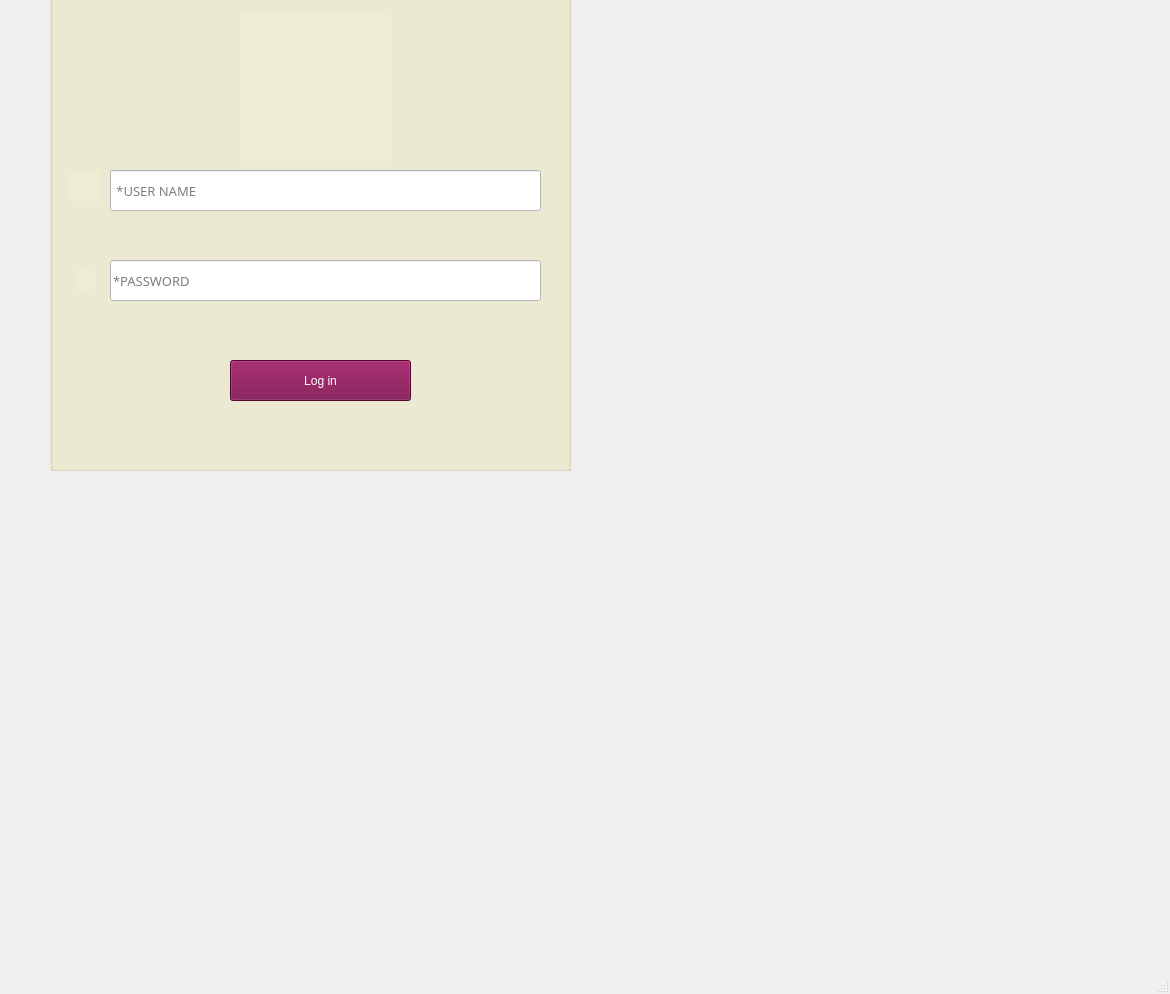
The window that UILogin/LoginEmployee.ui (Minhtri-hub/ktlt_final) describes before a commit, drawn with Qt 5.
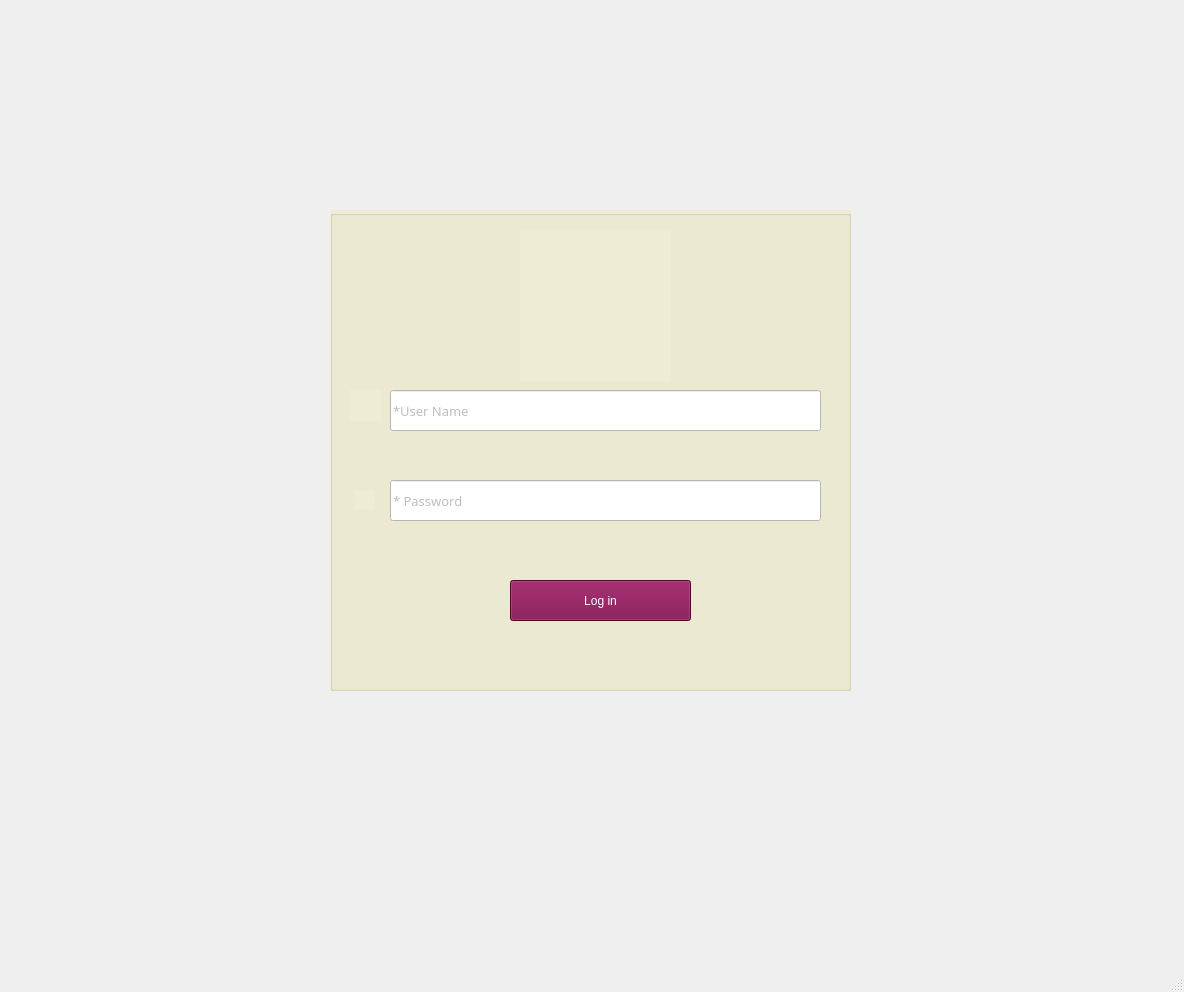
The same window after the commit. Icons and pictures are not drawn.

Patch:
```diff
--- a/UILogin/LoginEmployee.ui
+++ b/UILogin/LoginEmployee.ui
@@ -6,8 +6,8 @@
    <rect>
     <x>0</x>
     <y>0</y>
-    <width>1170</width>
-    <height>994</height>
+    <width>1184</width>
+    <height>992</height>
    </rect>
   </property>
   <property name="windowTitle">
@@ -17,8 +17,8 @@
    <widget class="QGroupBox" name="groupBox">
     <property name="geometry">
      <rect>
-      <x>50</x>
-      <y>-10</y>
+      <x>330</x>
+      <y>210</y>
       <width>521</width>
       <height>481</height>
      </rect>
@@ -52,7 +52,10 @@
 background-color: rgb(255, 255, 255);</string>
      </property>
      <property name="text">
-      <string> *USER NAME</string>
+      <string/>
+     </property>
+     <property name="placeholderText">
+      <string>*User Name</string>
      </property>
     </widget>
     <widget class="QLineEdit" name="lineEditPasswordEmployee">
@@ -75,7 +78,10 @@
 background-color: rgb(255, 255, 255);</string>
      </property>
      <property name="text">
-      <string>*PASSWORD</string>
+      <string/>
+     </property>
+     <property name="placeholderText">
+      <string>* Password</string>
      </property>
     </widget>
     <widget class="QPushButton" name="pushButtonLoginEmployee">
```
Left out of the diff: 4 changed lines with no effect on the pictures.
